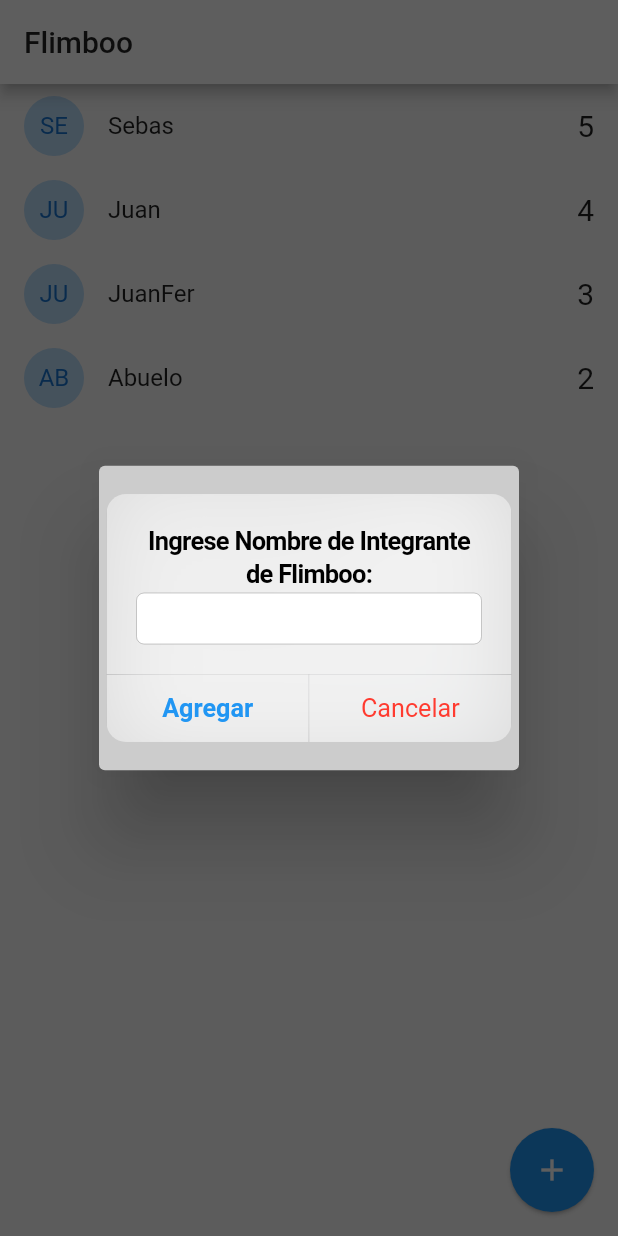
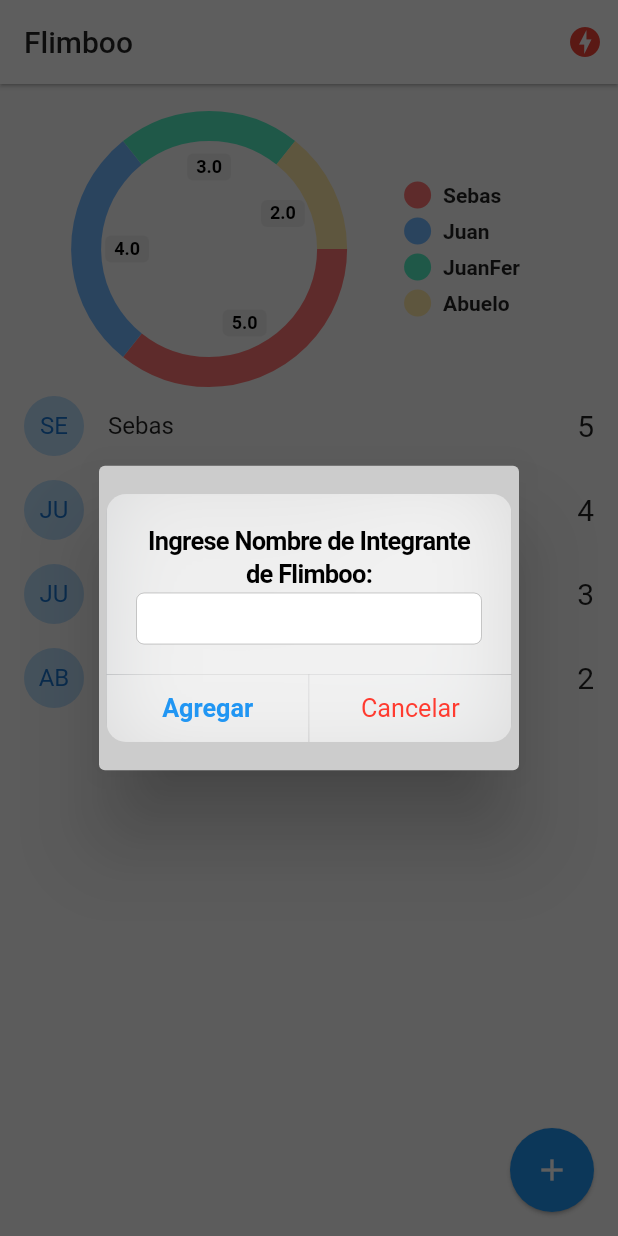
Before and after one commit to sebaspinos8/flutter-flimboonames-socket, a Flutter app: the screen it shows after launch, after a tap on the "add" icon, on a phone screen of 412 x 824 dp. Run offline on Flutter 3.47's test engine with Material 2 defaults, Android fonts, the phone set to English and light mode, and no system bars; drawn by our look-alikes of pie_chart; our stand-ins replace socket_io_client; network calls fail.

```diff
--- a/lib/main.dart
+++ b/lib/main.dart
@@ -1,17 +1,24 @@
 import 'package:flutter/material.dart';
 
 import 'package:band_names/pages/home.dart';
+import 'package:provider/provider.dart';
+
+import 'pages/status.dart';
+import 'services/socket_service.dart';
 
 void main() => runApp(MyApp());
 
 class MyApp extends StatelessWidget {
   @override
   Widget build(BuildContext context) {
-    return MaterialApp(
-      debugShowCheckedModeBanner: false,
-      title: 'Material App',
-      initialRoute: 'home',
-      routes: {'home': (_) => HomePage()},
+    return MultiProvider(
+      providers: [ChangeNotifierProvider(create: (_) => SocketService())],
+      child: MaterialApp(
+        debugShowCheckedModeBanner: false,
+        title: 'Material App',
+        initialRoute: 'home',
+        routes: {'home': (_) => HomePage(), 'status': (_) => StatusPage()},
+      ),
     );
   }
 }
--- a/lib/models/band.dart
+++ b/lib/models/band.dart
@@ -5,6 +5,8 @@ class Band {
 
   Band({this.id, this.name, this.votes});
 
-  factory Band.fromMap(Map<String, dynamic> obj) =>
-      Band(id: obj['id'], name: obj['name'], votes: obj['votes']);
+  factory Band.fromMap(Map<String, dynamic> obj) => Band(
+      id: obj.containsKey('id') ? obj['id'] : 'no-id',
+      name: obj.containsKey('name') ? obj['name'] : 'no-name',
+      votes: obj.containsKey('votes') ? obj['votes'] : 'no-votes');
 }
--- a/lib/pages/home.dart
+++ b/lib/pages/home.dart
@@ -1,8 +1,11 @@
 import 'dart:io';
 
 import 'package:band_names/models/band.dart';
+import 'package:band_names/services/socket_service.dart';
 import 'package:flutter/cupertino.dart';
 import 'package:flutter/material.dart';
+import 'package:pie_chart/pie_chart.dart';
+import 'package:provider/provider.dart';
 
 class HomePage extends StatefulWidget {
   @override
@@ -18,7 +21,24 @@ class _HomePageState extends State<HomePage> {
   ];
 
   @override
+  void initState() {
+    final socketService = Provider.of<SocketService>(context, listen: false);
+
+    socketService.socket.on('active-bands', _handleActiveBands);
+    super.initState();
+  }
+
+  _handleActiveBands(dynamic payload) {
+    this.bands = (payload as List).map((band) => Band.fromMap(band)).toList();
+    setState(() {});
+  }
+
+  @override
   Widget build(BuildContext context) {
+    //Provider.of(context) .. SocketService
+
+    final socketService = Provider.of<SocketService>(context);
+
     return Scaffold(
       appBar: AppBar(
         title: Text(
@@ -26,23 +46,41 @@ class _HomePageState extends State<HomePage> {
           style: TextStyle(color: Colors.black87),
         ),
         backgroundColor: Colors.white,
+        elevation: 1,
+        actions: <Widget>[
+          Container(
+            margin: EdgeInsets.only(right: 10),
+            child: (socketService.serverStatus
+                        .toString()
+                        .compareTo('ServerStatus.Online') ==
+                    0)
+                ? Icon(Icons.check_circle, color: Colors.green)
+                : Icon(Icons.offline_bolt, color: Colors.red),
+          )
+        ],
       ),
-      body: ListView.builder(
+      body: Column(
+        children: <Widget>[
+          _showGraph(),
+          Expanded(
+            child: ListView.builder(
                 itemCount: bands.length,
                 itemBuilder: (context, i) => _bandTile(bands[i])),
+          ),
+        ],
+      ),
       floatingActionButton: FloatingActionButton(
           child: Icon(Icons.add), elevation: 1, onPressed: addNewBand),
     );
   }
 
   Widget _bandTile(Band band) {
+    final socketService = Provider.of<SocketService>(context, listen: false);
     return Dismissible(
       key: Key(band.id),
       direction: DismissDirection.startToEnd,
-      onDismissed: (direction) {
-        print('ID: ${band.id}');
-        //TODO: llamar el borrado en el server
-      },
+      onDismissed: (_) =>
+          socketService.socket.emit('delete-band', {'id': band.id}),
       background: Container(
         padding: EdgeInsets.only(left: 8.0),
         color: Colors.red,
@@ -58,9 +96,7 @@ class _HomePageState extends State<HomePage> {
         ),
         title: Text(band.name),
         trailing: Text('${band.votes}', style: TextStyle(fontSize: 20)),
-        onTap: () {
-          print(band.name);
-        },
+        onTap: () => socketService.socket.emit('vote-band', {'id': band.id}),
       ),
     );
   }
@@ -71,8 +107,7 @@ class _HomePageState extends State<HomePage> {
     if (Platform.isAndroid) {
       showDialog(
           context: context,
-        builder: (context) {
-          return AlertDialog(
+          builder: (_) => AlertDialog(
                 title: Text('New band name:'),
                 content: TextField(
                   controller: textController,
@@ -85,15 +120,12 @@ class _HomePageState extends State<HomePage> {
                       textColor: Colors.blue,
                       onPressed: () => addBandToList(textController.text))
                 ],
-          );
-        },
-      );
+              ));
     }
 
     showCupertinoDialog(
         context: context,
-        builder: (_) {
-          return CupertinoAlertDialog(
+        builder: (_) => CupertinoAlertDialog(
               title: Text('Ingrese Nombre de Integrante de Flimboo: '),
               content: CupertinoTextField(
                 controller: textController,
@@ -110,19 +142,30 @@ class _HomePageState extends State<HomePage> {
                   onPressed: () => Navigator.pop(context),
                 )
               ],
-          );
-        });
+            ));
   }
 
   void addBandToList(String name) {
-    print(name);
+    final socketService = Provider.of<SocketService>(context, listen: false);
     if (name.length > 1) {
-      this
-          .bands
-          .add(new Band(id: DateTime.now().toString(), name: name, votes: 0));
-      setState(() {});
+      socketService.socket.emit('add-band', {'name': name});
+    }
+    Navigator.pop(context);
   }
 
-    Navigator.pop(context);
+  //Mostrar Grafica
+
+  Widget _showGraph() {
+    Map<String, double> dataMap = new Map();
+
+    bands.forEach((band) {
+      dataMap.putIfAbsent(band.name, () => band.votes.toDouble());
+    });
+
+    return Container(
+        padding: EdgeInsets.only(top: 20),
+        width: double.infinity,
+        height: 200,
+        child: PieChart(chartType: ChartType.ring, dataMap: dataMap));
   }
 }
--- /dev/null
+++ b/lib/services/socket_service.dart
@@ -0,0 +1,37 @@
+import 'package:socket_io_client/socket_io_client.dart' as IO;
+
+import 'package:flutter/material.dart';
+
+enum ServerStatus { Online, Offline, Connecting }
+
+class SocketService with ChangeNotifier {
+  ServerStatus _serverStatus = ServerStatus.Connecting;
+
+  IO.Socket _socket;
+
+  ServerStatus get serverStatus => this._serverStatus;
+  IO.Socket get socket => this._socket;
+
+  SocketService() {
+    this._initConfig();
+  }
+
+  void _initConfig() {
+    // Dart client
+
+    this._socket = IO.io('http://localhost:3000/', {
+      'transports': ['websocket'],
+      'autoConnect': true,
+    });
+
+    this._socket.on('connect', (_) {
+      this._serverStatus = ServerStatus.Online;
+      notifyListeners();
+    });
+
+    this._socket.on('disconnect', (_) {
+      this._serverStatus = ServerStatus.Offline;
+      notifyListeners();
+    });
+  }
+}
--- a/pubspec.yaml
+++ b/pubspec.yaml
@@ -28,6 +28,9 @@ dependencies:
   # The following adds the Cupertino Icons font to your application.
   # Use with the CupertinoIcons class for iOS style icons.
   cupertino_icons: ^0.1.3
+  socket_io_client: ^0.9.11
+  provider: ^4.3.2+2
+  pie_chart: ^4.0.1
 
 dev_dependencies:
   flutter_test:
```
Also changed, not shown: lib/pages/status.dart (added, +26 -0 lines), pubspec.lock. Lines whose indentation alone changed are shown as unchanged.
